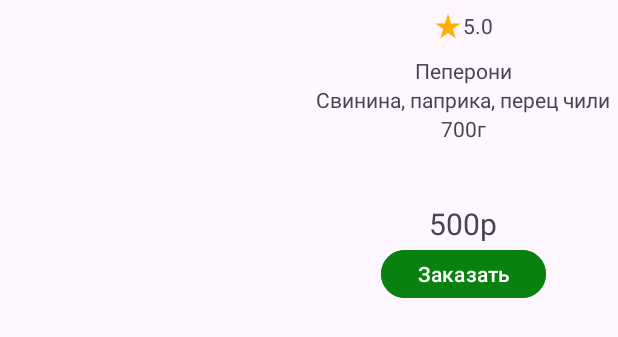
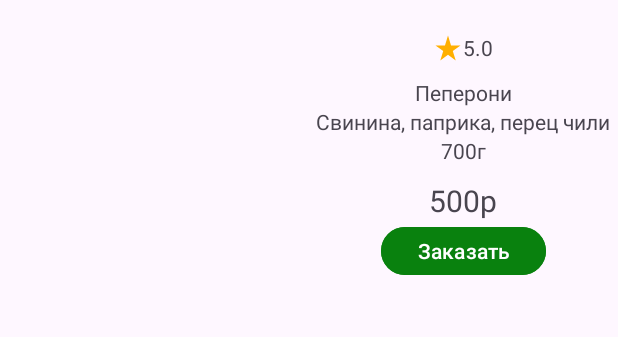
Before and after one commit to Vatulin/Pizza, an Android app: the layout catalog_item.xml on its own in the app's theme, with its tools: preview values and no code run, on a phone screen of 412 x 824 dp. Shown: the top 337 px of the screen. Run offline under Robolectric (Android 15) with nearby library versions, the phone set to English and light mode, and no system bars.

Commit message:
version 0.3.5(List)

```diff
--- a/app/src/main/res/layout/catalog_item.xml
+++ b/app/src/main/res/layout/catalog_item.xml
@@ -67,7 +67,7 @@
 
         <TextView
             android:id="@+id/card_price"
-            android:layout_marginTop="40dp"
+            android:layout_marginTop="10dp"
             android:layout_width="wrap_content"
             android:layout_height="wrap_content"
             android:textSize="20sp"
@@ -77,6 +77,7 @@
             android:layout_width="110dp"
             android:layout_height="40dp"
             android:text="Заказать"
+            android:textSize="14sp"
             android:backgroundTint="@color/green"/>
 
     </LinearLayout>
```
Also changed, not shown: app/src/main/java/com/example/pizza/placeholder/PlaceholderContent.kt (+6 -14 lines), app/src/main/res/drawable/myasnoi_mix.jpg (added), 5 other files.
